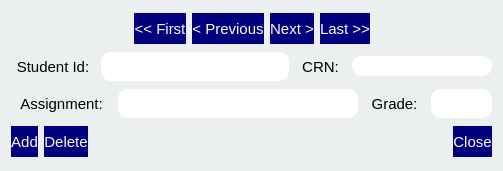
Before: the Qt Designer form GUI/login/gradeform.ui in JosephDao/student-database, drawn with Qt 5.
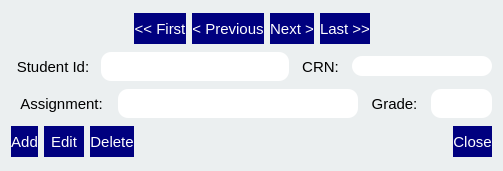
After: the same form once the commit is applied.

What changed in the file:
```diff
--- a/GUI/login/gradeform.ui
+++ b/GUI/login/gradeform.ui
@@ -451,6 +451,25 @@
        </property>
       </widget>
      </item>
+     <item>
+      <widget class="QPushButton" name="editButton">
+       <property name="minimumSize">
+        <size>
+         <width>40</width>
+         <height>31</height>
+        </size>
+       </property>
+       <property name="font">
+        <font>
+         <family>Arial</family>
+         <pointsize>11</pointsize>
+        </font>
+       </property>
+       <property name="text">
+        <string>Edit</string>
+       </property>
+      </widget>
+     </item>
      <item>
       <widget class="QPushButton" name="deleteButton">
        <property name="sizePolicy">
```
